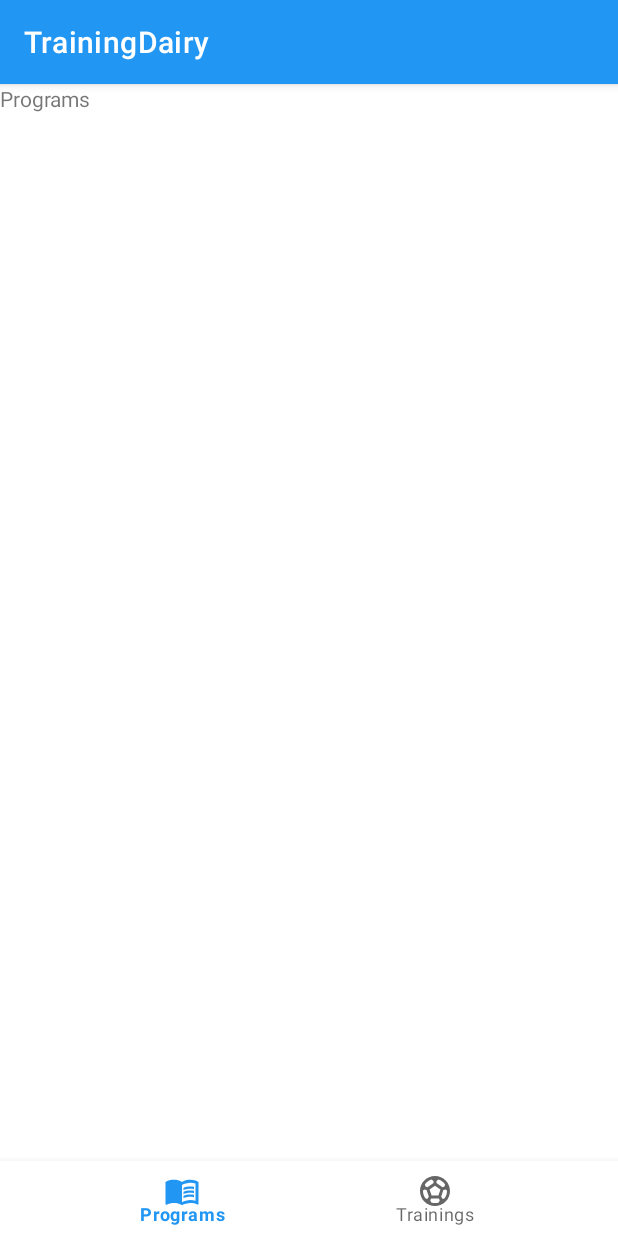
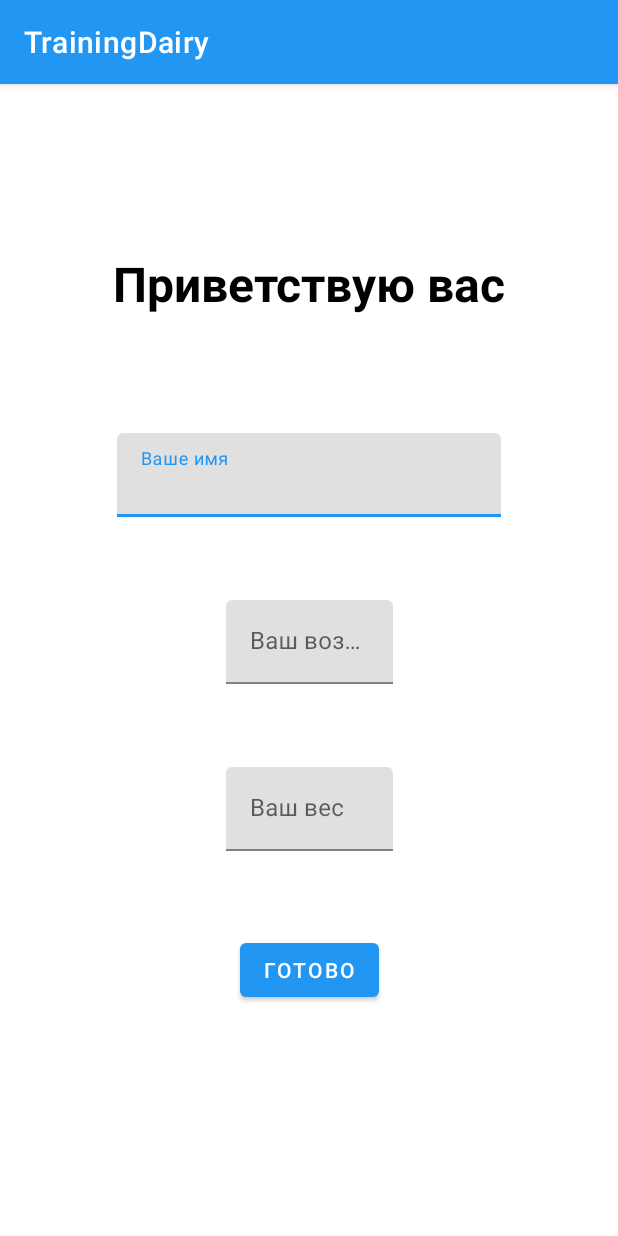
Before and after one commit to Ik0n/TrainingDairy, an Android app: the screen it shows after launch (MainActivity), on a phone screen of 412 x 824 dp. Run offline under Robolectric (Android 15) with nearby library versions, the phone set to English and light mode, and no system bars.

Commit message:
Стартовый экран

```diff
--- a/app/build.gradle
+++ b/app/build.gradle
@@ -4,7 +4,7 @@ plugins {
 }
 
 android {
-    compileSdk 32
+    compileSdk 33
 
     defaultConfig {
         applicationId "ru.ikon.trainingdairy"
@@ -45,4 +45,13 @@ dependencies {
     testImplementation 'junit:junit:4.13.2'
     androidTestImplementation 'androidx.test.ext:junit:1.1.5'
     androidTestImplementation 'androidx.test.espresso:espresso-core:3.5.1'
+
+    /** Room */
+    implementation "androidx.room:room-runtime:2.5.0"
+    implementation "androidx.room:room-ktx:2.5.0"
+    // kapt "androidx.room:room-compiler:2.5.0"
+
+    /** RxJava */
+    implementation 'io.reactivex.rxjava3:rxandroid:3.0.0'
+    implementation 'io.reactivex.rxjava3:rxjava:3.0.0'
 }
--- a/app/src/main/java/ru/ikon/trainingdairy/ui/MainActivity.kt
+++ b/app/src/main/java/ru/ikon/trainingdairy/ui/MainActivity.kt
@@ -2,16 +2,21 @@ package ru.ikon.trainingdairy.ui
 
 import androidx.appcompat.app.AppCompatActivity
 import android.os.Bundle
+import android.view.View
 import androidx.appcompat.app.AppCompatDelegate
 import androidx.fragment.app.Fragment
 import ru.ikon.trainingdairy.R
 import ru.ikon.trainingdairy.databinding.ActivityMainBinding
 import ru.ikon.trainingdairy.ui.month.MonthFragment
+import ru.ikon.trainingdairy.ui.userparameters.UserParametersFragment
+import ru.ikon.trainingdairy.ui.userparameters.UserParametersFragment.Companion.APP_PREFERENCES
+import ru.ikon.trainingdairy.ui.userparameters.UserParametersFragment.Companion.APP_PREFERENCES_NAME
 
-class MainActivity : AppCompatActivity() {
+class MainActivity : AppCompatActivity(), UserParametersFragment.ReadyButtonClickListener {
 
     private var _binding: ActivityMainBinding? = null
     private val binding: ActivityMainBinding get() { return _binding!! }
+    private var userParametersFragment = UserParametersFragment()
 
     override fun onCreate(savedInstanceState: Bundle?) {
         super.onCreate(savedInstanceState)
@@ -23,17 +28,19 @@ class MainActivity : AppCompatActivity() {
         _binding = ActivityMainBinding.inflate(layoutInflater)
         setContentView(binding.root)
 
-        if(savedInstanceState == null) {
-            supportFragmentManager
-                .beginTransaction()
-                .replace(
-                    R.id.fragment_holder,
-                    ProgramsListFragment.newInstance()
-                )
-                .commit()
+        if(getSharedPreferences(APP_PREFERENCES, MODE_PRIVATE).getString(APP_PREFERENCES_NAME, "") == "") {
+
+            binding.bottomNavigationBar.visibility = View.GONE
+
+            userParametersFragment.setReadyButtonClickListener(this)
+
+            startFragment(UserParametersFragment.newInstance())
+        } else {
+            startFragment(ProgramsListFragment.newInstance())
+            initBottomNavigationBar()
         }
 
-        initBottomNavigationBar()
+
     }
 
     private fun initBottomNavigationBar() {
@@ -58,4 +65,9 @@ class MainActivity : AppCompatActivity() {
             .replace(R.id.fragment_holder, fragment)
             .commit()
     }
+
+    override fun readyButtonClick() {
+        binding.bottomNavigationBar.visibility = View.VISIBLE
+        startFragment(ProgramsListFragment.newInstance())
+    }
 }
--- a/app/src/main/java/ru/ikon/trainingdairy/ui/SplashActivity.kt
+++ b/app/src/main/java/ru/ikon/trainingdairy/ui/SplashActivity.kt
@@ -3,10 +3,8 @@ package ru.ikon.trainingdairy.ui
 import android.content.Intent
 import android.os.Bundle
 import android.os.Handler
-import android.os.PersistableBundle
 import androidx.appcompat.app.AppCompatActivity
 import androidx.appcompat.app.AppCompatDelegate
-import ru.ikon.trainingdairy.databinding.ActivityMainBinding
 import ru.ikon.trainingdairy.databinding.ActivitySplashBinding
 
 class SplashActivity : AppCompatActivity() {
--- /dev/null
+++ b/app/src/main/java/ru/ikon/trainingdairy/ui/userparameters/UserParametersFragment.kt
@@ -0,0 +1,71 @@
+package ru.ikon.trainingdairy.ui.userparameters
+
+import android.content.Context.MODE_PRIVATE
+import android.os.Bundle
+import android.view.LayoutInflater
+import android.view.View
+import android.view.ViewGroup
+import androidx.core.content.edit
+import androidx.fragment.app.Fragment
+import ru.ikon.trainingdairy.databinding.FragmentUserParametersBinding
+
+class UserParametersFragment : Fragment() {
+
+    private var _binding: FragmentUserParametersBinding? = null
+    private val binding: FragmentUserParametersBinding get() { return _binding!! }
+
+    override fun onCreate(savedInstanceState: Bundle?) {
+        super.onCreate(savedInstanceState)
+    }
+
+    override fun onCreateView(
+        inflater: LayoutInflater,
+        container: ViewGroup?,
+        savedInstanceState: Bundle?
+    ): View {
+        return FragmentUserParametersBinding.inflate(inflater, container, false).also {
+            _binding = it
+        }.root
+    }
+
+    override fun onViewCreated(view: View, savedInstanceState: Bundle?) {
+        super.onViewCreated(view, savedInstanceState)
+
+        with(binding) {
+            actionReadyButton.setOnClickListener {
+                if (nameEditText.text.toString() != "" &&
+                    ageEditText.text.toString() != "" &&
+                    weightEditText.text.toString() != "") {
+                    context?.getSharedPreferences(APP_PREFERENCES, MODE_PRIVATE)?.edit {
+                        putString(APP_PREFERENCES_NAME, nameEditText.text.toString())
+                        putString(APP_PREFERENCES_AGE, ageEditText.text.toString())
+                        putString(APP_PREFERENCES_WEIGHT, weightEditText.text.toString())
+                        listener?.readyButtonClick()
+                    }
+                }
+            }
+        }
+    }
+
+    companion object {
+        const val APP_PREFERENCES = "mysettings"
+        const val APP_PREFERENCES_NAME = "name"
+        const val APP_PREFERENCES_AGE = "age"
+        const val APP_PREFERENCES_WEIGHT = "weight"
+
+        @JvmStatic
+        fun newInstance() : Fragment {
+            return UserParametersFragment()
+        }
+    }
+
+    interface ReadyButtonClickListener {
+        fun readyButtonClick()
+    }
+
+    private var listener : ReadyButtonClickListener? = null
+
+    public fun setReadyButtonClickListener(listener : ReadyButtonClickListener) {
+        this.listener = listener
+    }
+}
--- /dev/null
+++ b/app/src/main/res/layout/fragment_user_parameters.xml
@@ -0,0 +1,92 @@
+<?xml version="1.0" encoding="utf-8"?>
+<androidx.constraintlayout.widget.ConstraintLayout xmlns:android="http://schemas.android.com/apk/res/android"
+    android:layout_width="match_parent"
+    android:layout_height="match_parent"
+    xmlns:app="http://schemas.android.com/apk/res-auto"
+    android:paddingTop="50pt">
+
+    <TextView
+        android:id="@+id/hello_text"
+        android:layout_width="wrap_content"
+        android:layout_height="wrap_content"
+        android:text="@string/hello_text"
+        android:textSize="32sp"
+        app:layout_constraintStart_toStartOf="parent"
+        app:layout_constraintEnd_toEndOf="parent"
+        app:layout_constraintTop_toTopOf="parent"
+        android:textStyle="bold"
+        android:textColor="@color/black"
+
+        />
+
+        <com.google.android.material.textfield.TextInputLayout
+            android:id="@+id/name_edit_text_layout"
+            android:layout_width="match_parent"
+            android:layout_height="wrap_content"
+            android:hint="@string/label_for_name_edit_text"
+            app:layout_constraintTop_toBottomOf="@+id/hello_text"
+            android:layout_margin="35pt"
+            >
+
+            <com.google.android.material.textfield.TextInputEditText
+                android:id="@+id/name_edit_text"
+                android:layout_width="match_parent"
+                android:layout_height="wrap_content"
+                />
+
+        </com.google.android.material.textfield.TextInputLayout>
+
+        <com.google.android.material.textfield.TextInputLayout
+                android:id="@+id/age_edit_text_layout"
+                android:layout_width="50pt"
+                android:layout_height="wrap_content"
+                android:hint="@string/label_for_age_edit_text"
+                app:layout_constraintTop_toBottomOf="@+id/name_edit_text_layout"
+                app:layout_constraintStart_toStartOf="parent"
+                app:layout_constraintEnd_toEndOf="parent"
+                android:layout_margin="25pt"
+                >
+
+                <com.google.android.material.textfield.TextInputEditText
+                    android:id="@+id/age_edit_text"
+                    android:layout_width="match_parent"
+                    android:layout_height="wrap_content"
+                    />
+        </com.google.android.material.textfield.TextInputLayout>
+
+        <com.google.android.material.textfield.TextInputLayout
+                android:id="@+id/weight_edit_text_layout"
+                android:layout_width="50pt"
+                android:layout_height="wrap_content"
+                android:hint="@string/label_for_weight_edit_text"
+                app:layout_constraintTop_toBottomOf="@+id/age_edit_text_layout"
+                app:layout_constraintStart_toStartOf="parent"
+                app:layout_constraintEnd_toEndOf="parent"
+                android:layout_margin="25pt"
+                >
+
+                <com.google.android.material.textfield.TextInputEditText
+                    android:id="@+id/weight_edit_text"
+                    android:layout_width="match_parent"
+                    android:layout_height="wrap_content"
+                    />
+        </com.google.android.material.textfield.TextInputLayout>
+
+        <com.google.android.material.button.MaterialButton
+            android:id="@+id/action_ready_button"
+            android:layout_width="wrap_content"
+            android:layout_height="wrap_content"
+            android:text="@string/ready_button"
+            android:layout_margin="25pt"
+            app:layout_constraintTop_toBottomOf="@id/weight_edit_text_layout"
+            app:layout_constraintStart_toStartOf="parent"
+            app:layout_constraintEnd_toEndOf="parent"
+            />
+
+
+
+
+
+
+
+</androidx.constraintlayout.widget.ConstraintLayout>
--- a/app/src/main/res/values/strings.xml
+++ b/app/src/main/res/values/strings.xml
@@ -1,7 +1,12 @@
 <resources>
     <string name="app_name">TrainingDairy</string>
-    <string name="action_bottom_navigation_bar_programs">Programs</string>
-    <string name="action_bottom_navigation_bar_trainings">Trainings</string>
+    <string name="action_bottom_navigation_bar_programs">Программы</string>
+    <string name="action_bottom_navigation_bar_trainings">Тренировки</string>
 
     <string name="hello_blank_fragment">Hello blank fragment</string>
+    <string name="hello_text">Приветствую вас</string>
+    <string name="label_for_name_edit_text">Ваше имя</string>
+    <string name="label_for_age_edit_text">Ваш возраст</string>
+    <string name="label_for_weight_edit_text">Ваш вес</string>
+    <string name="ready_button">Готово</string>
 </resources>
```
